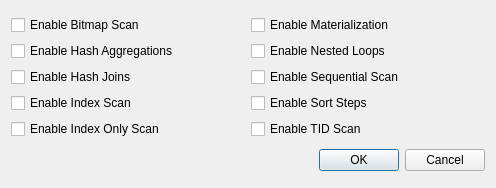
First picture: the form in GUI/pgdbatool/dlgplanmethods.ui, repository marcotcal/PG-DBA-Tools, before the edit.
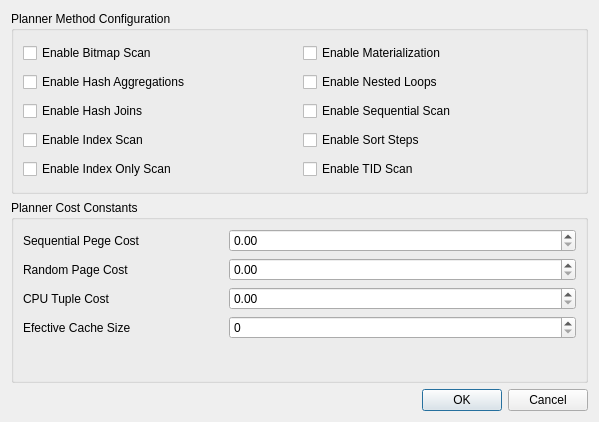
Second picture: the form after the edit.

Commit message: Planner cost constants

What changed in the file:
```diff
--- a/GUI/pgdbatool/dlgplanmethods.ui
+++ b/GUI/pgdbatool/dlgplanmethods.ui
@@ -6,8 +6,8 @@
    <rect>
     <x>0</x>
     <y>0</y>
-    <width>496</width>
-    <height>188</height>
+    <width>599</width>
+    <height>422</height>
    </rect>
   </property>
   <property name="windowTitle">
@@ -15,6 +15,10 @@
   </property>
   <layout class="QVBoxLayout" name="verticalLayout">
    <item>
+    <widget class="QGroupBox" name="groupBox">
+     <property name="title">
+      <string>Planner Method Configuration</string>
+     </property>
     <layout class="QGridLayout" name="gridLayout">
      <item row="0" column="0">
       <widget class="QCheckBox" name="ck_bitmap_scan">
@@ -87,6 +91,93 @@
       </widget>
      </item>
     </layout>
+    </widget>
+   </item>
+   <item>
+    <widget class="QGroupBox" name="groupBox_2">
+     <property name="title">
+      <string>Planner Cost Constants</string>
+     </property>
+     <layout class="QFormLayout" name="formLayout">
+      <property name="labelAlignment">
+       <set>Qt::AlignLeading|Qt::AlignLeft|Qt::AlignVCenter</set>
+      </property>
+      <item row="0" column="0">
+       <widget class="QLabel" name="label">
+        <property name="minimumSize">
+         <size>
+          <width>200</width>
+          <height>0</height>
+         </size>
+        </property>
+        <property name="text">
+         <string>Sequential Pege Cost</string>
+        </property>
+       </widget>
+      </item>
+      <item row="0" column="1">
+       <widget class="QDoubleSpinBox" name="sp_seq_page_cost">
+        <property name="minimumSize">
+         <size>
+          <width>80</width>
+          <height>0</height>
+         </size>
+        </property>
+       </widget>
+      </item>
+      <item row="1" column="0">
+       <widget class="QLabel" name="label_2">
+        <property name="text">
+         <string>Random Page Cost</string>
+        </property>
+       </widget>
+      </item>
+      <item row="1" column="1">
+       <widget class="QDoubleSpinBox" name="sp_randompage_cost">
+        <property name="minimumSize">
+         <size>
+          <width>80</width>
+          <height>0</height>
+         </size>
+        </property>
+       </widget>
+      </item>
+      <item row="2" column="0">
+       <widget class="QLabel" name="label_3">
+        <property name="text">
+         <string>CPU Tuple Cost</string>
+        </property>
+       </widget>
+      </item>
+      <item row="2" column="1">
+       <widget class="QDoubleSpinBox" name="doubleSpinBox_3">
+        <property name="minimumSize">
+         <size>
+          <width>80</width>
+          <height>0</height>
+         </size>
+        </property>
+       </widget>
+      </item>
+      <item row="3" column="0">
+       <widget class="QLabel" name="label_4">
+        <property name="text">
+         <string>Efective Cache Size</string>
+        </property>
+       </widget>
+      </item>
+      <item row="3" column="1">
+       <widget class="QSpinBox" name="spinBox">
+        <property name="minimumSize">
+         <size>
+          <width>80</width>
+          <height>0</height>
+         </size>
+        </property>
+       </widget>
+      </item>
+     </layout>
+    </widget>
    </item>
    <item>
     <widget class="QDialogButtonBox" name="buttonBox">
```
Lines whose indentation alone changed are shown as unchanged.
